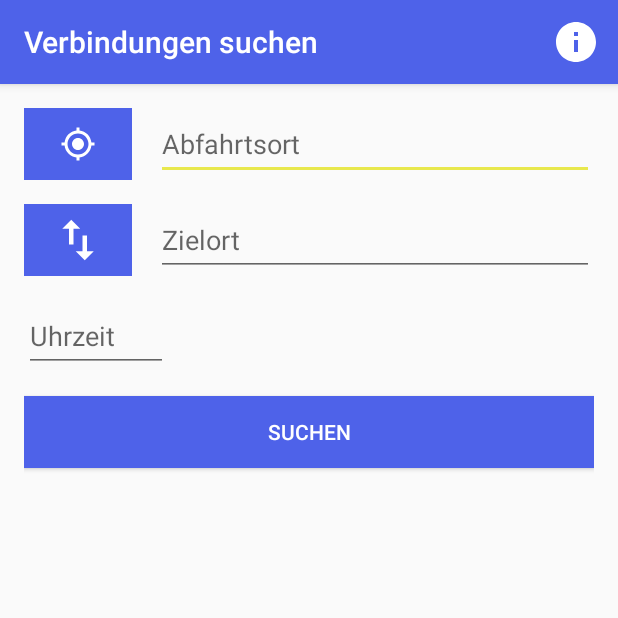
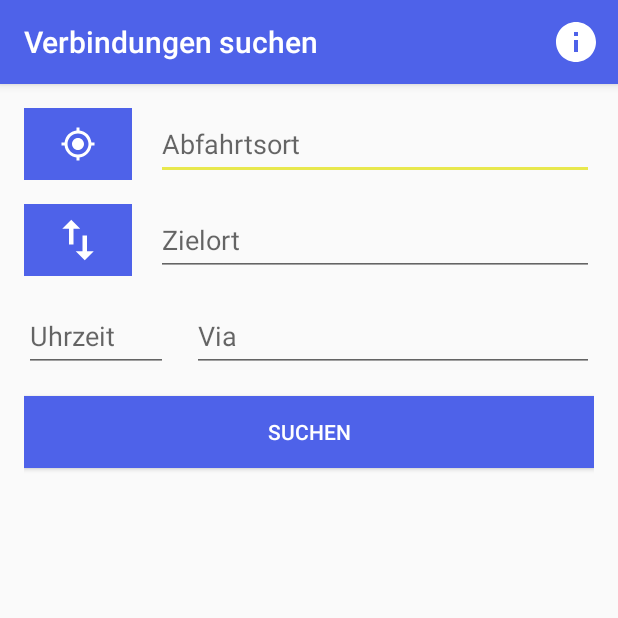
Before and after one commit to mvzdev/tripsterApp, an Android app: the screen it shows after launch (MainActivity), on a phone screen of 412 x 824 dp, the top half of it. Run offline under Robolectric (Android 15) with nearby library versions, the light colour scheme and no system bars; our stand-ins replace ButterKnife.

Commit message:
Added via field

```diff
--- a/app/src/main/java/com/mobileapp/tripster/MainActivity.java
+++ b/app/src/main/java/com/mobileapp/tripster/MainActivity.java
@@ -1,8 +1,6 @@
 package com.mobileapp.tripster;
 
 import android.Manifest;
-import android.app.AlertDialog;
-import android.content.DialogInterface;
 import android.content.Intent;
 import android.content.pm.PackageManager;
 import android.os.Bundle;
@@ -20,7 +18,7 @@ import androidx.core.app.ActivityCompat;
 import androidx.core.content.ContextCompat;
 import androidx.lifecycle.ViewModelProviders;
 
-import com.mobileapp.tripster.location.LocationManager;
+import com.mobileapp.tripster.helpers.LocationManager;
 import com.mobileapp.tripster.model.Connection;
 import com.mobileapp.tripster.viewmodels.ConnectionViewModel;
 
@@ -45,6 +43,9 @@ public class MainActivity extends AppCompatActivity {
     @BindView(R.id.time_input)
     EditText timeInput;
 
+    @BindView(R.id.via_input)
+    EditText viaInput;
+
     @BindView(R.id.connection_list_view)
     ListView connectionListView;
 
@@ -56,7 +57,7 @@ public class MainActivity extends AppCompatActivity {
         super.onCreate(savedInstanceState);
         setContentView(R.layout.activity_main);
         ButterKnife.bind(this);
-        progressBar.setVisibility(View.GONE);
+        progressBar.setVisibility(View.INVISIBLE);
 
         locationManager = new LocationManager(this);
         connectionsViewModel = ViewModelProviders.of(this).get(ConnectionViewModel.class);
@@ -88,11 +89,12 @@ public class MainActivity extends AppCompatActivity {
         String from = departureTextField.getText().toString();
         String to = destinationTextField.getText().toString();
         String time = timeInput.getText().toString();
-        connectionsViewModel.searchLimitedConnections(from, to, time, NUMBER_OF_CONNECTIONS);
+        String via = viaInput.getText().toString();
+        connectionsViewModel.searchLimitedConnections(from, to, time, via, NUMBER_OF_CONNECTIONS);
 
         connectionsViewModel.connections.observe(this, connections -> {
             setupConnectionAdapter(connections);
-            progressBar.setVisibility(View.GONE);
+            progressBar.setVisibility(View.INVISIBLE);
             view.setEnabled(true);
         });
     }
--- a/app/src/main/java/com/mobileapp/tripster/location/LocationManager.java
+++ b/app/src/main/java/com/mobileapp/tripster/helpers/LocationManager.java
@@ -1,4 +1,4 @@
-package com.mobileapp.tripster.location;
+package com.mobileapp.tripster.helpers;
 
 import android.app.Activity;
 import android.location.Address;
--- a/app/src/main/java/com/mobileapp/tripster/repositories/ConnectionRepository.java
+++ b/app/src/main/java/com/mobileapp/tripster/repositories/ConnectionRepository.java
@@ -10,7 +10,7 @@ import java.util.List;
 public class ConnectionRepository {
     private ConnectionWebService webService = new ConnectionWebService();
 
-    public LiveData<List<Connection>> searchLimitedConnection(String from, String to, String time, int nOfConnections) {
-        return webService.searchLimitedConnections(from, to, time, nOfConnections);
+    public LiveData<List<Connection>> searchLimitedConnection(String from, String to, String time, String via, int nOfConnections) {
+        return webService.searchLimitedConnections(from, to, time, via, nOfConnections);
     }
 }
--- a/app/src/main/java/com/mobileapp/tripster/services/ConnectionService.java
+++ b/app/src/main/java/com/mobileapp/tripster/services/ConnectionService.java
@@ -9,10 +9,19 @@ import retrofit2.http.Query;
 public interface ConnectionService {
 
     @GET("connections")
-    Call<ConnectionContainerDto> searchConnections(@Query("from") String origin, @Query("to") String destination);
+    Call<ConnectionContainerDto> searchConnections(
+            @Query("from") String origin,
+            @Query("to") String destination
+    );
 
     @GET("connections")
-    Call<ConnectionContainerDto> searchLimitedConnections(@Query("from") String origin, @Query("to") String destination, @Query("time") String time, @Query("limit") int nOfConnections);
+    Call<ConnectionContainerDto> searchLimitedConnections(
+            @Query("from") String origin,
+            @Query("to") String destination,
+            @Query("time") String time,
+            @Query("via") String via,
+            @Query("limit") int nOfConnections
+    );
 
 
 }
--- a/app/src/main/java/com/mobileapp/tripster/viewmodels/ConnectionViewModel.java
+++ b/app/src/main/java/com/mobileapp/tripster/viewmodels/ConnectionViewModel.java
@@ -25,9 +25,9 @@ public class ConnectionViewModel extends AndroidViewModel {
 
     }
 
-    public void searchLimitedConnections(String from, String to, String time, int nOfConnections) {
+    public void searchLimitedConnections(String from, String to, String time, String via, int nOfConnections) {
         this.connections = this.connectionRepository
-                .searchLimitedConnection(from, to, time, nOfConnections);
+                .searchLimitedConnection(from, to, time, via, nOfConnections);
     }
 
     public LiveData<List<Connection>> getConnections() {
--- a/app/src/main/res/layout/activity_main.xml
+++ b/app/src/main/res/layout/activity_main.xml
@@ -6,7 +6,8 @@
     android:orientation="vertical"
     android:padding="@dimen/activity_general_padding"
     android:theme="@style/AppTheme"
-    tools:context=".MainActivity">
+    tools:context=".MainActivity"
+    >
 
     <ImageButton
         android:id="@+id/current_location"
@@ -17,7 +18,8 @@
         android:background="@color/colorPrimary"
         android:contentDescription="@string/button_current_location"
         android:src="@drawable/ic_my_location_white_24dp"
-        android:textColor="@color/colorWhite" />
+        android:textColor="@color/colorWhite"
+        />
 
     <EditText
         android:id="@+id/text_departure"
@@ -28,7 +30,8 @@
         android:autofillHints="@string/edit_text_departure"
         android:hint="@string/edit_text_departure"
         android:inputType="text"
-        android:maxLines="1"/>
+        android:maxLines="1"
+        />
 
     <ImageButton
         android:id="@+id/switch_selection"
@@ -39,7 +42,8 @@
         android:background="@color/colorPrimary"
         android:contentDescription="@string/button_switch_selection"
         android:src="@drawable/ic_import_export_white_36dp"
-        android:textColor="@color/colorWhite" />
+        android:textColor="@color/colorWhite"
+        />
 
     <EditText
         android:id="@+id/text_destination"
@@ -51,18 +55,33 @@
         android:autofillHints="@string/edit_text_destination"
         android:hint="@string/edit_text_destination"
         android:inputType="text"
-        android:maxLines="1" />
+        android:maxLines="1"
+        />
 
     <EditText
         android:id="@+id/time_input"
         android:layout_width="@dimen/input_width_time"
         android:layout_height="@dimen/input_height"
         android:layout_below="@id/text_destination"
+        android:layout_marginEnd="@dimen/activity_horizontal_margin"
         android:layout_marginBottom="@dimen/activity_vertical_margin"
         android:autofillHints="@string/edit_text_time"
         android:hint="@string/edit_text_time"
         android:inputType="text"
-        android:maxLines="1" />
+        android:maxLines="1"
+        />
+
+    <EditText
+        android:id="@+id/via_input"
+        android:layout_width="match_parent"
+        android:layout_height="@dimen/input_height"
+        android:layout_below="@id/text_destination"
+        android:layout_toEndOf="@id/time_input"
+        android:hint="@string/edit_text_via"
+        android:autofillHints="@string/edit_text_via"
+        android:inputType="text"
+        android:maxLines="1"
+        />
 
     <Button
         android:id="@+id/submit_search"
@@ -71,7 +90,8 @@
         android:layout_below="@id/time_input"
         android:background="@color/colorPrimary"
         android:text="@string/action_search"
-        android:textColor="@color/colorWhite" />
+        android:textColor="@color/colorWhite"
+        />
 
     <ProgressBar
         android:id="@+id/indeterminateBar"
@@ -79,13 +99,14 @@
         android:layout_width="match_parent"
         android:layout_height="wrap_content"
         android:layout_below="@id/submit_search"
-        android:indeterminate="true" />
+        android:indeterminate="true"
+        />
 
     <ListView
         android:id="@+id/connection_list_view"
         android:layout_width="match_parent"
         android:layout_height="wrap_content"
         android:layout_below="@id/indeterminateBar"
-        android:layout_marginTop="@dimen/activity_vertical_margin" />
+        />
 
 </RelativeLayout>
--- a/app/src/main/res/values/strings.xml
+++ b/app/src/main/res/values/strings.xml
@@ -11,6 +11,7 @@
     <string name="edit_text_departure">Abfahrtsort</string>
     <string name="edit_text_destination">Zielort</string>
     <string name="edit_text_time">Uhrzeit</string>
+    <string name="edit_text_via">Via</string>
 
     <!-- Button Descriptions -->
     <string name="button_switch_selection">Auswahl umkehren</string>
```
Also changed, not shown: app/src/main/java/com/mobileapp/tripster/services/ConnectionWebService.java (+3 -17 lines).
